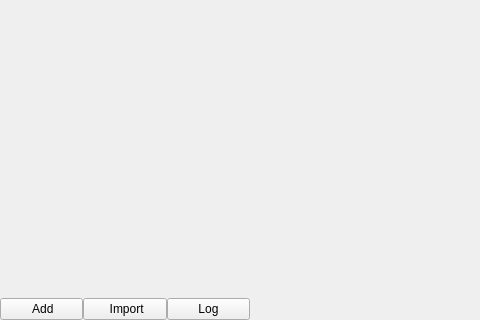
This is templates/mock.ui in swavan/oneui as Qt 5 draws it before an edit; both pictures show x 0 to 480 and y 305 to 625 of the 738 by 625 pixel window. The edited form follows.
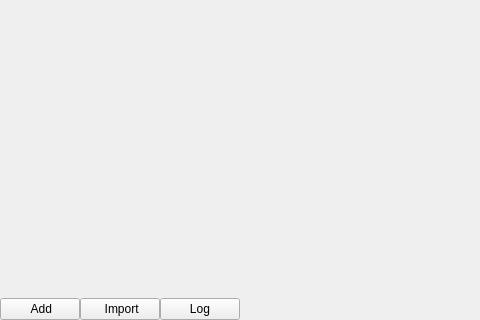
This is the edited form. Icons and pictures are not drawn.

Patch:
```diff
--- a/templates/mock.ui
+++ b/templates/mock.ui
@@ -222,6 +222,12 @@
      </property>
      <item>
       <widget class="QFrame" name="endpointViewPanel">
+       <property name="sizePolicy">
+        <sizepolicy hsizetype="Fixed" vsizetype="Preferred">
+         <horstretch>0</horstretch>
+         <verstretch>0</verstretch>
+        </sizepolicy>
+       </property>
        <property name="minimumSize">
         <size>
          <width>0</width>
@@ -230,7 +236,7 @@
        </property>
        <property name="maximumSize">
         <size>
-         <width>250</width>
+         <width>16777215</width>
          <height>16777215</height>
         </size>
        </property>
```
